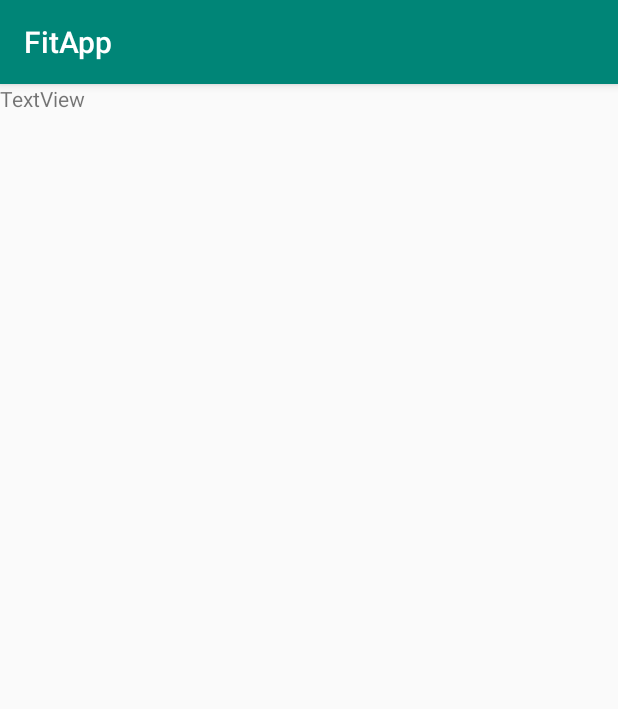
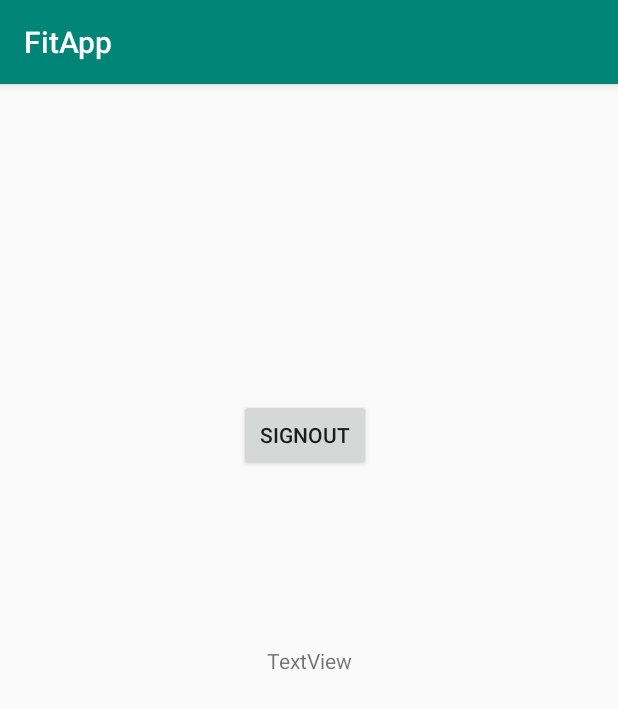
Before and after one commit to jpetanjek/FitApp, an Android app: the Glavni_Izbornik screen opened directly, with no data from a screen before it, on a phone screen of 412 x 824 dp. Shown: the top 709 px of the screen. Run offline under Robolectric (Android 15) with nearby library versions, the phone set to English and light mode, and no system bars.

Commit message:
Implementirana funkcija odjave s google računa

```diff
--- a/FitApp/app/src/main/java/com/example/fitapp/Glavni_Izbornik.java
+++ b/FitApp/app/src/main/java/com/example/fitapp/Glavni_Izbornik.java
@@ -1,14 +1,82 @@
 package com.example.fitapp;
 
+import androidx.annotation.NonNull;
 import androidx.appcompat.app.AppCompatActivity;
+import androidx.fragment.app.FragmentActivity;
 
+import android.app.Fragment;
+import android.content.Intent;
 import android.os.Bundle;
+import android.view.LayoutInflater;
+import android.view.View;
+import android.view.ViewGroup;
+import android.widget.Button;
+
+import com.google.android.gms.auth.api.Auth;
+import com.google.android.gms.auth.api.signin.GoogleSignInClient;
+import com.google.android.gms.auth.api.signin.GoogleSignInOptions;
+import com.google.android.gms.common.ConnectionResult;
+import com.google.android.gms.common.api.Api;
+import com.google.android.gms.common.api.GoogleApiClient;
+import com.google.android.gms.common.api.PendingResult;
+import com.google.android.gms.common.api.ResultCallback;
+import com.google.android.gms.common.api.Status;
+import com.google.android.gms.tasks.OnCompleteListener;
+import com.google.android.gms.tasks.Task;
+
+import java.io.FileDescriptor;
+import java.io.PrintWriter;
+import java.util.concurrent.TimeUnit;
 
 public class Glavni_Izbornik extends AppCompatActivity {
+
+    GoogleApiClient mGoogleApiClient;
+
+    @Override
+    protected void onStart() {
+        GoogleSignInOptions gso = new GoogleSignInOptions.Builder(GoogleSignInOptions.DEFAULT_SIGN_IN).requestEmail().build();
+        mGoogleApiClient = new GoogleApiClient.Builder(this).addApi(Auth.GOOGLE_SIGN_IN_API,gso).build();
+
+        mGoogleApiClient.connect();
+        super.onStart();
+    }
 
     @Override
     protected void onCreate(Bundle savedInstanceState) {
         super.onCreate(savedInstanceState);
         setContentView(R.layout.activity_glavni__izbornik);
+
+        Button button = (Button) findViewById(R.id.button);
+        button.setOnClickListener(new View.OnClickListener() {
+            @Override
+            public void onClick(View v) {
+                switch (v.getId()) {
+                    // ...
+                    case R.id.button:
+                        Auth.GoogleSignInApi.signOut(mGoogleApiClient).setResultCallback(
+                                new ResultCallback<Status>() {
+                                    @Override
+                                    public void onResult(@NonNull Status status) {
+                                        Intent intent = new Intent(Glavni_Izbornik.this, MainActivity.class);
+                                        startActivity(intent);
+                                    }
+                                }
+                        );
+                        break;
+                    // ...
+                }
+
+            }
+        });
+
     }
+
+
+
+
+
+
+
+
+
 }
--- a/FitApp/app/src/main/java/com/example/fitapp/MainActivity.java
+++ b/FitApp/app/src/main/java/com/example/fitapp/MainActivity.java
@@ -37,8 +37,7 @@ public class MainActivity extends AppCompatActivity {
         if(GoogleSignIn.getLastSignedInAccount(this)==null){
             signIn();
         }else{
-            Intent intent = new Intent(MainActivity.this, Glavni_Izbornik.class);
-            startActivity(intent);
+
         }
 
     }
@@ -46,6 +45,7 @@ public class MainActivity extends AppCompatActivity {
     private void signIn() {
         Intent signInIntent = mGoogleSignInClient.getSignInIntent();
         startActivityForResult(signInIntent, RC_SIGN_IN);
+
     }
 
     @Override
@@ -66,6 +66,9 @@ public class MainActivity extends AppCompatActivity {
             // a listener.
             Task<GoogleSignInAccount> task = GoogleSignIn.getSignedInAccountFromIntent(data);
             handleSignInResult(task);
+
+            Intent intent = new Intent(MainActivity.this, Glavni_Izbornik.class);
+            startActivity(intent);
         }
     }
 
--- a/FitApp/app/src/main/res/layout/activity_glavni__izbornik.xml
+++ b/FitApp/app/src/main/res/layout/activity_glavni__izbornik.xml
@@ -11,7 +11,24 @@
         android:layout_width="wrap_content"
         android:layout_height="wrap_content"
         android:text="TextView"
+        app:layout_constraintBottom_toBottomOf="parent"
+        app:layout_constraintLeft_toLeftOf="parent"
+        app:layout_constraintRight_toRightOf="parent"
+        app:layout_constraintTop_toTopOf="parent"
         tools:layout_editor_absoluteX="144dp"
         tools:layout_editor_absoluteY="297dp"
         tools:text="Glavni Izbornik" />
+
+    <Button
+        android:id="@+id/button"
+        android:layout_width="wrap_content"
+        android:layout_height="wrap_content"
+        android:text="@string/Signout"
+        app:layout_constraintBottom_toBottomOf="parent"
+        app:layout_constraintHorizontal_bias="0.492"
+        app:layout_constraintLeft_toLeftOf="parent"
+        app:layout_constraintRight_toRightOf="parent"
+        app:layout_constraintTop_toTopOf="parent"
+        app:layout_constraintVertical_bias="0.292" />
+
 </androidx.constraintlayout.widget.ConstraintLayout>
--- a/FitApp/app/src/main/res/values/strings.xml
+++ b/FitApp/app/src/main/res/values/strings.xml
@@ -1,3 +1,4 @@
 <resources>
     <string name="app_name">FitApp</string>
+    <string name="Signout">Signout</string>
 </resources>
```
